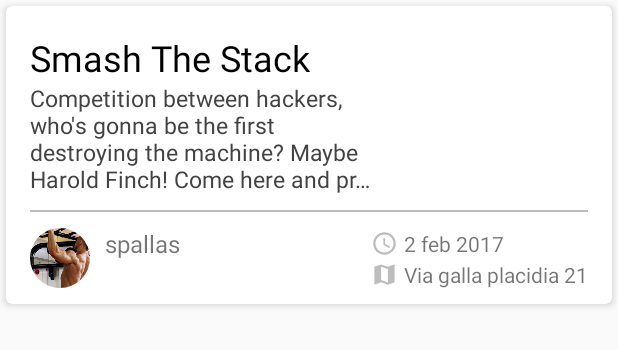
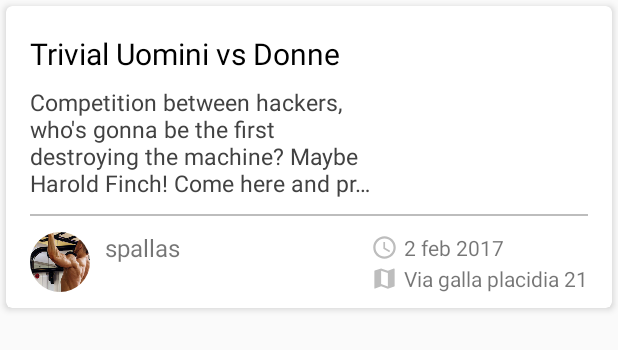
Before and after one commit to gnufsociety/openchallenge, an Android app: the layout card_layout.xml on its own in the app's theme, with its tools: preview values and no code run, on a phone screen of 412 x 824 dp. Shown: the top 350 px of the screen. Run offline under Robolectric (Android 15) with nearby library versions, the light colour scheme and no system bars.

Commit message:
Prettier challenge UI

```diff
--- a/android-app/OpenChallenge/app/src/main/res/layout/card_layout.xml
+++ b/android-app/OpenChallenge/app/src/main/res/layout/card_layout.xml
@@ -36,6 +36,7 @@
                 android:layout_below="@+id/card_title"
                 android:layout_toLeftOf="@+id/frame_image"
                 android:layout_toStartOf="@+id/frame_image"
+                android:paddingTop="8dp"
                 android:paddingRight="15dp"
                 android:ellipsize="end"
                 android:maxLines="4"
@@ -81,11 +82,11 @@
                 android:layout_toLeftOf="@+id/frame_image"
                 android:layout_height="wrap_content"
                 android:paddingTop="8dp"
-                android:text="Smash The Stack"
+                android:text="Trivial Uomini vs Donne"
                 android:maxLines="1"
                 android:ellipsize="end"
                 android:textColor="@color/black"
-                android:textSize="24sp"
+                android:textSize="20sp"
                 android:layout_alignParentTop="true"
                 android:layout_alignParentLeft="true"
                 android:layout_alignParentStart="true" />
--- a/android-app/OpenChallenge/app/src/main/res/layout/challenge_lay.xml
+++ b/android-app/OpenChallenge/app/src/main/res/layout/challenge_lay.xml
@@ -220,7 +220,7 @@
                     android:paddingTop="10dp"
                     android:text="@string/rules"
                     android:textColor="@color/black"
-                    android:textSize="32sp"
+                    android:textSize="24sp"
                     android:textStyle="bold" />
 
                 <android.support.v7.widget.CardView
@@ -256,7 +256,7 @@
                     android:paddingTop="10dp"
                     android:text="@string/chall_location"
                     android:textColor="@color/black"
-                    android:textSize="32sp"
+                    android:textSize="24sp"
                     android:textStyle="bold" />
 
 
--- a/android-app/OpenChallenge/app/src/main/res/values/styles.xml
+++ b/android-app/OpenChallenge/app/src/main/res/values/styles.xml
@@ -15,6 +15,7 @@
     </style>
     <style name="expandedText">
         <item name="android:textColor">@color/white</item>
+        <item name="android:textSize">28sp</item>
     </style>
 
 
```
